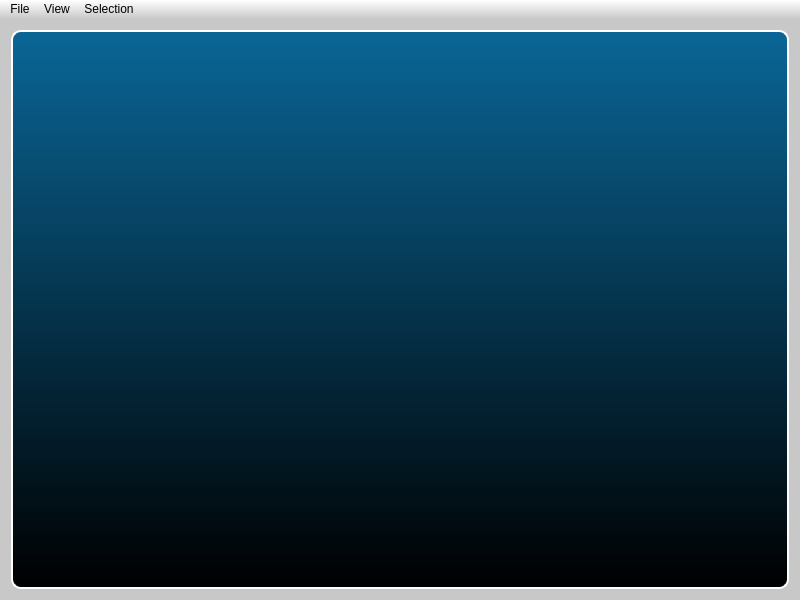
The window that src/saisie3D/mainwindow.ui (micmacIGN/micmac) describes before a commit, drawn with Qt 5.
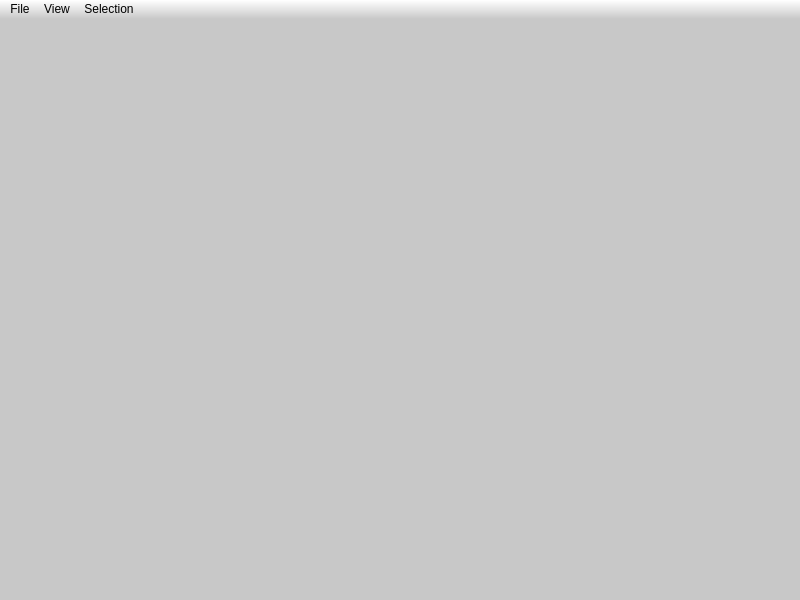
The same window after the commit. Icons and pictures are not drawn.

The edit to the form file:
```diff
--- a/src/saisie3D/mainwindow.ui
+++ b/src/saisie3D/mainwindow.ui
@@ -63,13 +63,7 @@
        <bool>true</bool>
       </property>
       <property name="styleSheet">
-       <string notr="true">QFrame{
-	border: 2px solid white;
-	border-radius: 10px;
-	background: qlineargradient(x1:0, y1:0, x2:0, y2:1,stop:0 rgb(10,102,151), stop:1 rgb(0,0,0));
- }
-
-</string>
+       <string notr="true"/>
       </property>
      </widget>
     </item>
```
Left out of the diff: 2 changed lines with no effect on the pictures.
